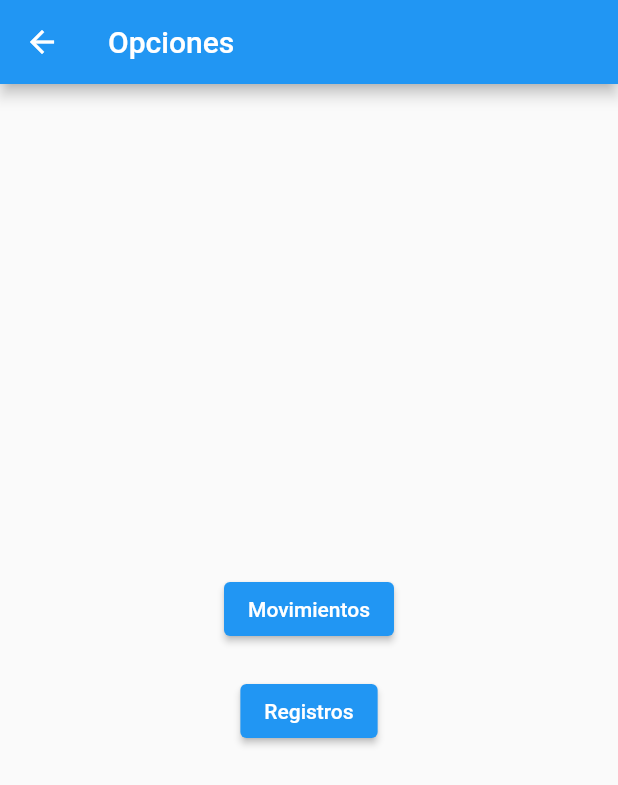
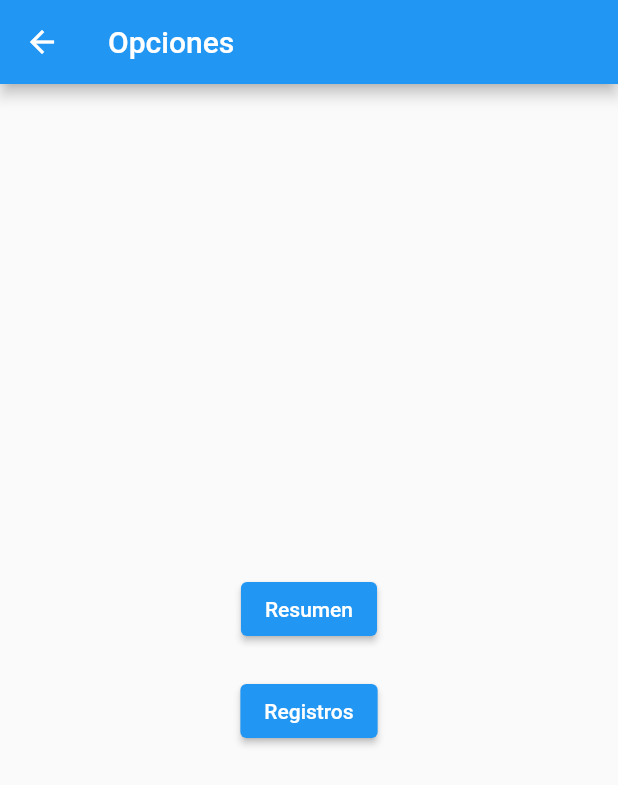
Before and after one commit to CesarAar00/cost-control, a Flutter app: the Opciones screen opened directly, on a phone screen of 412 x 824 dp. Shown: the top 785 px of the screen. Run offline on Flutter 3.47's test engine with Material 2 defaults, Android fonts, the phone set to English and light mode, and no system bars; our stand-ins replace get_storage; accounts and stored records are empty; network calls fail.

Commit message:
Update opciones.dart

```diff
--- a/lib/opciones.dart
+++ b/lib/opciones.dart
@@ -16,7 +16,7 @@ class Opciones extends StatelessWidget {
           mainAxisAlignment: MainAxisAlignment.center,
           children: <Widget>[
             ElevatedButton(
-              child: Text('Movimientos'),
+              child: Text('Resumen'),
               onPressed: () {
                 Navigator.push(
                   context,
```
